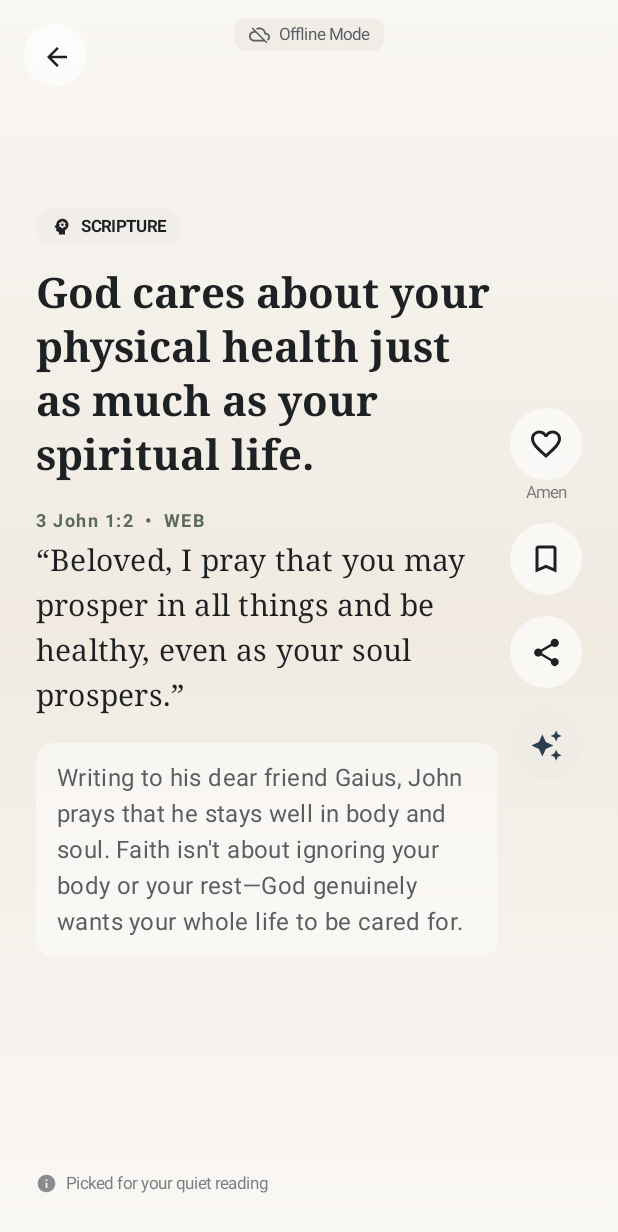
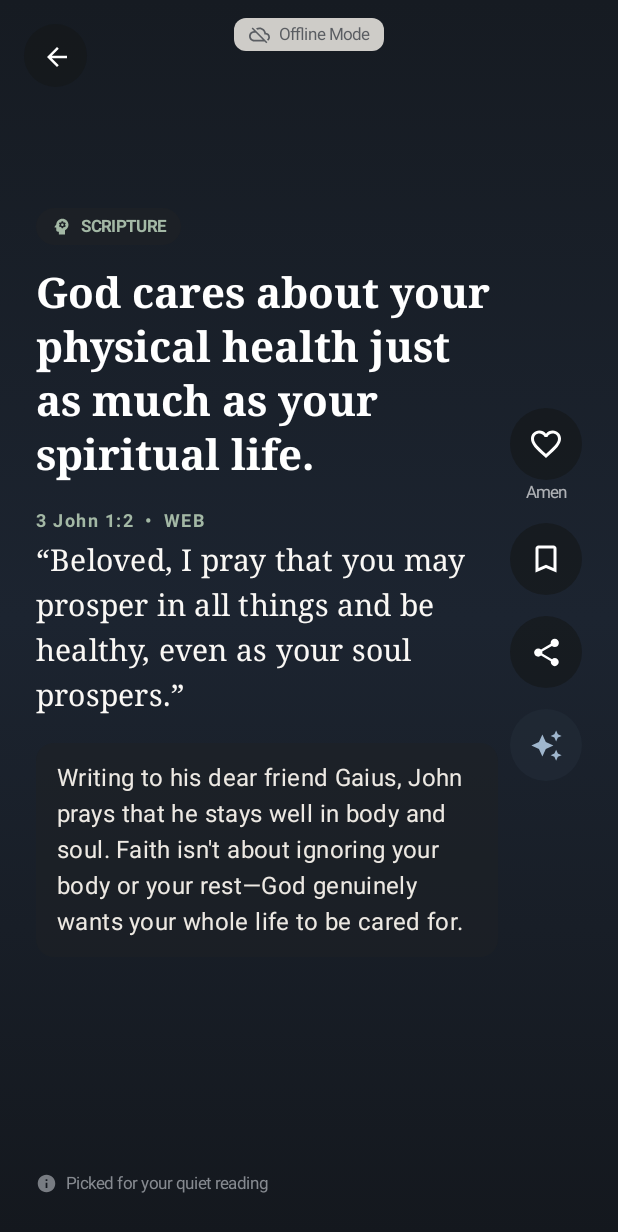
Before and after one commit to binkamvivek/HolyThing, an Android app built with Jetpack Compose: the screen it shows after launch (MainActivity), after a tap on "Tap to read & scroll", on a phone screen of 412 x 824 dp. Shown: the top 1232 px of the screen. Run offline under Robolectric (Android 15) with nearby library versions, the phone set to English and light mode, and no system bars; our stand-ins replace Dagger/Hilt's generated code, Room's generated code; 1 statement that could not run was skipped; 1 other tap on this screen came first.

Commit message:
feat: Refactor color handling for dark gradient cards and enhance UI components with new CardColors

```diff
--- a/app/src/main/java/com/holything/app/ui/navigation/HolyThingNavHost.kt
+++ b/app/src/main/java/com/holything/app/ui/navigation/HolyThingNavHost.kt
@@ -80,7 +80,11 @@ fun HolyThingNavHost(
         NavHost(
             navController = navController,
             startDestination = Screen.Home.route,
-            modifier = Modifier.padding(innerPadding)
+            modifier = if (currentRoute == Screen.FeedPager.route) {
+                Modifier
+            } else {
+                Modifier.padding(innerPadding)
+            }
         ) {
             composable(Screen.Home.route) {
                 HomeScreen(
--- a/app/src/main/java/com/holything/app/ui/screens/feed/FeedScreen.kt
+++ b/app/src/main/java/com/holything/app/ui/screens/feed/FeedScreen.kt
@@ -1,15 +1,19 @@
 package com.holything.app.ui.screens.feed
 
+import android.app.Activity
 import android.content.Intent
 import androidx.compose.foundation.background
 import androidx.compose.foundation.layout.Arrangement
 import androidx.compose.foundation.layout.Box
 import androidx.compose.foundation.layout.Column
 import androidx.compose.foundation.layout.Spacer
+import androidx.compose.foundation.layout.WindowInsets
 import androidx.compose.foundation.layout.fillMaxSize
 import androidx.compose.foundation.layout.height
+import androidx.compose.foundation.layout.navigationBarsPadding
 import androidx.compose.foundation.layout.padding
 import androidx.compose.foundation.layout.size
+import androidx.compose.foundation.layout.statusBarsPadding
 import androidx.compose.foundation.pager.PagerDefaults
 import androidx.compose.foundation.pager.VerticalPager
 import androidx.compose.foundation.pager.rememberPagerState
@@ -28,6 +32,7 @@ import androidx.compose.material3.SnackbarHostState
 import androidx.compose.material3.Surface
 import androidx.compose.material3.Text
 import androidx.compose.runtime.Composable
+import androidx.compose.runtime.DisposableEffect
 import androidx.compose.runtime.LaunchedEffect
 import androidx.compose.runtime.collectAsState
 import androidx.compose.runtime.getValue
@@ -37,10 +42,13 @@ import androidx.compose.runtime.setValue
 import androidx.compose.runtime.snapshotFlow
 import androidx.compose.ui.Alignment
 import androidx.compose.ui.Modifier
+import androidx.compose.ui.graphics.Color
 import androidx.compose.ui.platform.LocalContext
+import androidx.compose.ui.platform.LocalView
 import androidx.compose.ui.text.style.TextAlign
 import androidx.compose.ui.unit.dp
 import androidx.compose.runtime.rememberCoroutineScope
+import androidx.core.view.WindowCompat
 import kotlinx.coroutines.launch
 import com.holything.app.ui.screens.feed.components.PauseCardView
 import com.holything.app.ui.screens.feed.components.ShareVerseSheet
@@ -49,6 +57,7 @@ import com.holything.app.ui.screens.feed.components.MoodRecheckDialog
 import com.holything.app.ui.screens.feed.components.ReflectBottomSheet
 import com.holything.app.ui.screens.feed.components.SupportBanner
 import com.holything.app.ui.screens.feed.components.WhyThisCardDialog
+import com.holything.app.ui.theme.CardColors
 
 @Composable
 fun FeedScreen(
@@ -72,14 +81,41 @@ fun FeedScreen(
         }
     }
 
+    val view = LocalView.current
+    DisposableEffect(view) {
+        val window = (view.context as? Activity)?.window
+        if (window != null) {
+            val insetsController = WindowCompat.getInsetsController(window, view)
+            val originalStatusBarLight = insetsController.isAppearanceLightStatusBars
+            val originalNavBarLight = insetsController.isAppearanceLightNavigationBars
+
+            // Full-screen card view: status bar and navigation bar icons must be light on dark gradients
+            insetsController.isAppearanceLightStatusBars = false
+            insetsController.isAppearanceLightNavigationBars = false
+
+            onDispose {
+                insetsController.isAppearanceLightStatusBars = originalStatusBarLight
+                insetsController.isAppearanceLightNavigationBars = originalNavBarLight
+            }
+        } else {
+            onDispose {}
+        }
+    }
+
     Scaffold(
-        snackbarHost = { SnackbarHost(snackbarHostState) }
-    ) { innerPadding ->
+        snackbarHost = {
+            SnackbarHost(
+                hostState = snackbarHostState,
+                modifier = Modifier.navigationBarsPadding()
+            )
+        },
+        containerColor = Color.Transparent,
+        contentWindowInsets = WindowInsets(0, 0, 0, 0)
+    ) { _ ->
         Box(
             modifier = Modifier
                 .fillMaxSize()
-                .padding(innerPadding)
-                .background(MaterialTheme.colorScheme.background)
+                .background(Color(0xFF131517))
         ) {
             when {
                 // 1. Loading State
@@ -243,6 +279,7 @@ fun FeedScreen(
                     onDismiss = { viewModel.dismissSupportBanner() },
                     modifier = Modifier
                         .align(Alignment.TopCenter)
+                        .statusBarsPadding()
                         .padding(top = if (uiState.isOffline) 40.dp else 12.dp)
                 )
             }
@@ -251,8 +288,9 @@ fun FeedScreen(
             if (onBack != null) {
                 Surface(
                     shape = CircleShape,
-                    color = MaterialTheme.colorScheme.surface.copy(alpha = 0.65f),
+                    color = CardColors.backButtonBackground,
                     modifier = Modifier
+                        .statusBarsPadding()
                         .padding(start = 16.dp, top = 16.dp)
                         .size(42.dp)
                         .align(Alignment.TopStart)
@@ -261,7 +299,7 @@ fun FeedScreen(
                         Icon(
                             imageVector = Icons.AutoMirrored.Filled.ArrowBack,
                             contentDescription = "Back to Home",
-                            tint = MaterialTheme.colorScheme.onSurface,
+                            tint = CardColors.backButtonIcon,
                             modifier = Modifier.size(20.dp)
                         )
                     }
--- a/app/src/main/java/com/holything/app/ui/screens/feed/components/CardActionButtons.kt
+++ b/app/src/main/java/com/holything/app/ui/screens/feed/components/CardActionButtons.kt
@@ -31,6 +31,7 @@ import androidx.compose.ui.graphics.Color
 import androidx.compose.ui.text.style.TextAlign
 import androidx.compose.ui.unit.dp
 import androidx.compose.ui.unit.sp
+import com.holything.app.ui.theme.CardColors
 
 @Composable
 fun CardActionButtons(
@@ -51,12 +52,12 @@ fun CardActionButtons(
     )
 
     val heartColor by animateColorAsState(
-        targetValue = if (isAmened) Color(0xFFE53935) else MaterialTheme.colorScheme.onSurface,
+        targetValue = if (isAmened) Color(0xFFE53935) else CardColors.actionButtonIcon,
         label = "heartColor"
     )
 
     val bookmarkColor by animateColorAsState(
-        targetValue = if (isSaved) Color(0xFFF57F17) else MaterialTheme.colorScheme.onSurface,
+        targetValue = if (isSaved) Color(0xFFF57F17) else CardColors.actionButtonIcon,
         label = "bookmarkColor"
     )
 
@@ -73,7 +74,7 @@ fun CardActionButtons(
                 onClick = onAmenToggle,
                 modifier = Modifier
                     .size(48.dp)
-                    .background(MaterialTheme.colorScheme.surface.copy(alpha = 0.65f), CircleShape)
+                    .background(CardColors.actionButtonBackground, CircleShape)
             ) {
                 Icon(
                     imageVector = if (isAmened) Icons.Filled.Favorite else Icons.Filled.FavoriteBorder,
@@ -88,7 +89,7 @@ fun CardActionButtons(
             Text(
                 text = "Amen",
                 style = MaterialTheme.typography.labelSmall.copy(fontSize = 11.sp),
-                color = if (isAmened) MaterialTheme.colorScheme.onSurface else MaterialTheme.colorScheme.onSurface.copy(alpha = 0.6f),
+                color = if (isAmened) CardColors.actionButtonIcon else CardColors.actionButtonIcon.copy(alpha = 0.65f),
                 textAlign = TextAlign.Center
             )
         }
@@ -98,7 +99,7 @@ fun CardActionButtons(
             onClick = onSaveToggle,
             modifier = Modifier
                 .size(48.dp)
-                .background(MaterialTheme.colorScheme.surface.copy(alpha = 0.65f), CircleShape)
+                .background(CardColors.actionButtonBackground, CircleShape)
         ) {
             Icon(
                 imageVector = if (isSaved) Icons.Filled.Bookmark else Icons.Filled.BookmarkBorder,
@@ -113,12 +114,12 @@ fun CardActionButtons(
             onClick = onShare,
             modifier = Modifier
                 .size(48.dp)
-                .background(MaterialTheme.colorScheme.surface.copy(alpha = 0.65f), CircleShape)
+                .background(CardColors.actionButtonBackground, CircleShape)
         ) {
             Icon(
                 imageVector = Icons.Filled.Share,
                 contentDescription = "Share Scripture",
-                tint = MaterialTheme.colorScheme.onSurface,
+                tint = CardColors.actionButtonIcon,
                 modifier = Modifier.size(22.dp)
             )
         }
@@ -128,12 +129,12 @@ fun CardActionButtons(
             onClick = onReflect,
             modifier = Modifier
                 .size(48.dp)
-                .background(MaterialTheme.colorScheme.primaryContainer.copy(alpha = 0.85f), CircleShape)
+                .background(CardColors.reflectButtonBackground, CircleShape)
         ) {
             Icon(
                 imageVector = Icons.Filled.AutoAwesome,
                 contentDescription = "Pause and Reflect",
-                tint = MaterialTheme.colorScheme.primary,
+                tint = CardColors.reflectButtonIcon,
                 modifier = Modifier.size(22.dp)
             )
         }
--- a/app/src/main/java/com/holything/app/ui/screens/feed/components/CardBackgroundGradients.kt
+++ b/app/src/main/java/com/holything/app/ui/screens/feed/components/CardBackgroundGradients.kt
@@ -5,23 +5,14 @@ import androidx.compose.ui.graphics.Color
 
 object CardBackgroundGradients {
 
-    fun getGradient(tone: String, isDark: Boolean): Brush {
-        val colors = if (isDark) {
-            when (tone.lowercase()) {
-                "comforting" -> listOf(Color(0xFF161B22), Color(0xFF1C2430), Color(0xFF14181E))
-                "inspiring" -> listOf(Color(0xFF1C1A17), Color(0xFF2B251E), Color(0xFF161514))
-                "historical" -> listOf(Color(0xFF171A1B), Color(0xFF1D2628), Color(0xFF121415))
-                "challenging" -> listOf(Color(0xFF1D1719), Color(0xFF281E21), Color(0xFF161314))
-                else -> listOf(Color(0xFF131517), Color(0xFF1E2226), Color(0xFF121415))
-            }
-        } else {
-            when (tone.lowercase()) {
-                "comforting" -> listOf(Color(0xFFF9F7F4), Color(0xFFF0EAE1), Color(0xFFFAF8F5))
-                "inspiring" -> listOf(Color(0xFFFAF7F0), Color(0xFFF5EEDC), Color(0xFFFAF8F5))
-                "historical" -> listOf(Color(0xFFF4F7F8), Color(0xFFE8EEF1), Color(0xFFFAFBFB))
-                "challenging" -> listOf(Color(0xFFF9F4F4), Color(0xFFEFE6E6), Color(0xFFFBF8F8))
-                else -> listOf(Color(0xFFFAF8F5), Color(0xFFEFECE6), Color(0xFFFAF8F5))
-            }
+    fun getGradient(tone: String, isDark: Boolean = true): Brush {
+        // Card backgrounds are always dark gradients in both light and dark theme
+        val colors = when (tone.lowercase()) {
+            "comforting" -> listOf(Color(0xFF161B22), Color(0xFF1C2430), Color(0xFF14181E))
+            "inspiring" -> listOf(Color(0xFF1C1A17), Color(0xFF2B251E), Color(0xFF161514))
+            "historical" -> listOf(Color(0xFF171A1B), Color(0xFF1D2628), Color(0xFF121415))
+            "challenging" -> listOf(Color(0xFF1D1719), Color(0xFF281E21), Color(0xFF161314))
+            else -> listOf(Color(0xFF131517), Color(0xFF1E2226), Color(0xFF121415))
         }
         return Brush.verticalGradient(colors)
     }
--- a/app/src/main/java/com/holything/app/ui/screens/feed/components/FeedCardView.kt
+++ b/app/src/main/java/com/holything/app/ui/screens/feed/components/FeedCardView.kt
@@ -47,6 +47,7 @@ import androidx.compose.ui.text.font.FontWeight
 import androidx.compose.ui.unit.dp
 import androidx.compose.ui.unit.sp
 import com.holything.app.domain.model.FeedCardItem
+import com.holything.app.ui.theme.CardColors
 import kotlinx.coroutines.delay
 
 @Composable
@@ -149,7 +150,7 @@ fun FeedCardView(
             Text(
                 text = card.hook,
                 style = MaterialTheme.typography.displayMedium,
-                color = MaterialTheme.colorScheme.onBackground,
+                color = CardColors.hook,
                 modifier = Modifier.semantics { traversalIndex = 1f }
             )
 
@@ -167,7 +168,7 @@ fun FeedCardView(
                         fontWeight = FontWeight.Bold,
                         letterSpacing = 1.sp
                     ),
-                    color = MaterialTheme.colorScheme.secondary
+                    color = CardColors.reference
                 )
 
                 Spacer(modifier = Modifier.height(8.dp))
@@ -175,7 +176,7 @@ fun FeedCardView(
                 Text(
                     text = "“${card.verseText}”",
                     style = MaterialTheme.typography.headlineMedium,
-                    color = MaterialTheme.colorScheme.onBackground
+                    color = CardColors.verse
                 )
             }
 
@@ -185,7 +186,7 @@ fun FeedCardView(
             if (card.insight.isNotBlank()) {
                 Surface(
                     shape = RoundedCornerShape(12.dp),
-                    color = MaterialTheme.colorScheme.surface.copy(alpha = 0.5f),
+                    color = CardColors.insightBackground,
                     tonalElevation = 1.dp,
                     modifier = Modifier
                         .fillMaxWidth()
@@ -195,7 +196,7 @@ fun FeedCardView(
                     Text(
                         text = card.insight,
                         style = MaterialTheme.typography.bodyLarge,
-                        color = MaterialTheme.colorScheme.onSurfaceVariant,
+                        color = CardColors.insight,
                         modifier = Modifier.padding(14.dp)
                     )
                 }
@@ -229,14 +230,14 @@ fun FeedCardView(
             Icon(
                 imageVector = Icons.Filled.Info,
                 contentDescription = null,
-                tint = MaterialTheme.colorScheme.onSurfaceVariant.copy(alpha = 0.7f),
+                tint = CardColors.recommendationReason.copy(alpha = 0.7f),
                 modifier = Modifier.size(14.dp)
             )
             Spacer(modifier = Modifier.width(6.dp))
             Text(
                 text = item.recommendationReason,
                 style = MaterialTheme.typography.labelSmall,
-                color = MaterialTheme.colorScheme.onSurfaceVariant.copy(alpha = 0.8f)
+                color = CardColors.recommendationReason.copy(alpha = 0.8f)
             )
         }
     }
@@ -267,7 +268,7 @@ private fun CardFormatBadge(
 
     Surface(
         shape = RoundedCornerShape(16.dp),
-        color = MaterialTheme.colorScheme.secondaryContainer.copy(alpha = 0.6f),
+        color = CardColors.badgeBackground,
         tonalElevation = 0.dp
     ) {
         Row(
@@ -277,14 +278,14 @@ private fun CardFormatBadge(
             Icon(
                 imageVector = icon,
                 contentDescription = null,
-                tint = MaterialTheme.colorScheme.onSecondaryContainer,
+                tint = CardColors.reference,
                 modifier = Modifier.size(14.dp)
             )
             Spacer(modifier = Modifier.width(6.dp))
             Text(
                 text = label,
                 style = MaterialTheme.typography.labelSmall.copy(fontWeight = FontWeight.Bold),
-                color = MaterialTheme.colorScheme.onSecondaryContainer
+                color = CardColors.reference
             )
         }
     }
--- a/app/src/main/java/com/holything/app/ui/screens/feed/components/PauseCardView.kt
+++ b/app/src/main/java/com/holything/app/ui/screens/feed/components/PauseCardView.kt
@@ -31,6 +31,7 @@ import androidx.compose.ui.text.font.FontWeight
 import androidx.compose.ui.text.style.TextAlign
 import androidx.compose.ui.unit.dp
 import androidx.compose.ui.unit.sp
+import com.holything.app.ui.theme.CardColors
 
 @Composable
 fun PauseCardView(
@@ -41,9 +42,9 @@ fun PauseCardView(
 ) {
     val backgroundBrush = Brush.verticalGradient(
         colors = listOf(
-            MaterialTheme.colorScheme.surfaceVariant.copy(alpha = 0.5f),
-            MaterialTheme.colorScheme.background,
-            MaterialTheme.colorScheme.surfaceVariant.copy(alpha = 0.35f)
+            Color(0xFF161B22),
+            Color(0xFF131517),
+            Color(0xFF14181E)
         )
     )
 
@@ -61,14 +62,14 @@ fun PauseCardView(
         ) {
             Surface(
                 shape = CircleShape,
-                color = MaterialTheme.colorScheme.primaryContainer.copy(alpha = 0.7f),
+                color = CardColors.badgeBackground,
                 modifier = Modifier.size(72.dp)
             ) {
                 Box(contentAlignment = Alignment.Center) {
                     Icon(
                         imageVector = Icons.Default.Spa,
                         contentDescription = "Pause and reflect",
-                        tint = MaterialTheme.colorScheme.onPrimaryContainer,
+                        tint = CardColors.reference,
                         modifier = Modifier.size(36.dp)
                     )
                 }
@@ -82,7 +83,7 @@ fun PauseCardView(
                     fontFamily = FontFamily.Serif,
                     fontWeight = FontWeight.Medium
                 ),
-                color = MaterialTheme.colorScheme.onBackground,
+                color = CardColors.hook,
                 textAlign = TextAlign.Center
             )
 
@@ -91,7 +92,7 @@ fun PauseCardView(
             Text(
                 text = "Want to pause and pray on one?",
                 style = MaterialTheme.typography.bodyLarge,
-                color = MaterialTheme.colorScheme.onSurfaceVariant,
+                color = CardColors.insight,
                 textAlign = TextAlign.Center,
                 lineHeight = 24.sp
             )
@@ -103,8 +104,8 @@ fun PauseCardView(
                 onClick = onReflect,
                 shape = RoundedCornerShape(24.dp),
                 colors = ButtonDefaults.buttonColors(
-                    containerColor = MaterialTheme.colorScheme.primary,
-                    contentColor = MaterialTheme.colorScheme.onPrimary
+                    containerColor = CardColors.pillBackground,
+                    contentColor = CardColors.pillText
                 ),
                 modifier = Modifier
                     .fillMaxWidth()
@@ -122,6 +123,9 @@ fun PauseCardView(
             OutlinedButton(
                 onClick = onKeepGoing,
                 shape = RoundedCornerShape(24.dp),
+                colors = ButtonDefaults.outlinedButtonColors(
+                    contentColor = CardColors.verse
+                ),
                 modifier = Modifier
                     .fillMaxWidth()
                     .height(52.dp)
@@ -129,7 +133,7 @@ fun PauseCardView(
                 Text(
                     text = "Keep going",
                     style = MaterialTheme.typography.bodyLarge.copy(fontWeight = FontWeight.Medium),
-                    color = MaterialTheme.colorScheme.onSurface
+                    color = CardColors.verse
                 )
             }
         }
--- a/app/src/main/java/com/holything/app/ui/screens/home/HomeScreen.kt
+++ b/app/src/main/java/com/holything/app/ui/screens/home/HomeScreen.kt
@@ -57,6 +57,7 @@ import androidx.compose.ui.unit.sp
 import com.holything.app.domain.model.Card
 import com.holything.app.ui.screens.feed.FeedViewModel
 import com.holything.app.ui.screens.feed.components.CardBackgroundGradients
+import com.holything.app.ui.theme.CardColors
 
 @OptIn(ExperimentalLayoutApi::class, ExperimentalMaterial3Api::class)
 @Composable
@@ -208,12 +209,12 @@ fun HomeScreen(
                                 ) {
                                     Surface(
                                         shape = RoundedCornerShape(12.dp),
-                                        color = MaterialTheme.colorScheme.surface.copy(alpha = 0.7f)
+                                        color = CardColors.badgeBackground
                                     ) {
                                         Text(
                                             text = "${card.verseRef} (${card.translation})",
                                             style = MaterialTheme.typography.labelMedium.copy(fontWeight = FontWeight.SemiBold),
-                                            color = MaterialTheme.colorScheme.primary,
+                                            color = CardColors.reference,
                                             modifier = Modifier.padding(horizontal = 10.dp, vertical = 4.dp)
                                         )
                                     }
@@ -226,7 +227,7 @@ fun HomeScreen(
                                             Icon(
                                                 imageVector = Icons.Default.Refresh,
                                                 contentDescription = "Change passage",
-                                                tint = MaterialTheme.colorScheme.primary.copy(alpha = 0.75f),
+                                                tint = CardColors.reference.copy(alpha = 0.85f),
                                                 modifier = Modifier.size(18.dp)
                                             )
                                         }
@@ -234,7 +235,7 @@ fun HomeScreen(
                                         Icon(
                                             imageVector = Icons.Default.Spa,
                                             contentDescription = null,
-                                            tint = MaterialTheme.colorScheme.primary.copy(alpha = 0.8f),
+                                            tint = CardColors.reference.copy(alpha = 0.85f),
                                             modifier = Modifier.size(20.dp)
                                         )
                                     }
@@ -247,7 +248,7 @@ fun HomeScreen(
                                         style = MaterialTheme.typography.headlineMedium.copy(
                                             fontWeight = FontWeight.Bold
                                         ),
-                                        color = MaterialTheme.colorScheme.onBackground,
+                                        color = CardColors.hook,
                                         maxLines = 3,
                                         overflow = TextOverflow.Ellipsis
                                     )
@@ -259,7 +260,7 @@ fun HomeScreen(
                                         style = MaterialTheme.typography.bodyMedium.copy(
                                             fontFamily = FontFamily.Serif
                                         ),
-                                        color = MaterialTheme.colorScheme.onSurfaceVariant,
+                                        color = CardColors.verse,
                                         maxLines = 3,
                                         overflow = TextOverflow.Ellipsis,
                                         lineHeight = 20.sp
@@ -269,7 +270,7 @@ fun HomeScreen(
                                 // Bottom Invitation Pill
                                 Surface(
                                     shape = RoundedCornerShape(20.dp),
-                                    color = MaterialTheme.colorScheme.primary,
+                                    color = CardColors.pillBackground,
                                     modifier = Modifier
                                         .fillMaxWidth()
                                         .clickable {
@@ -285,13 +286,13 @@ fun HomeScreen(
                                         Text(
                                             text = "Tap to read & scroll",
                                             style = MaterialTheme.typography.labelLarge.copy(fontWeight = FontWeight.Bold),
-                                            color = MaterialTheme.colorScheme.onPrimary
+                                            color = CardColors.pillText
                                         )
                                         Spacer(modifier = Modifier.width(6.dp))
                                         Icon(
                                             imageVector = Icons.Default.North,
                                             contentDescription = null,
-                                            tint = MaterialTheme.colorScheme.onPrimary,
+                                            tint = CardColors.pillText,
                                             modifier = Modifier.size(16.dp)
                                         )
                                     }
--- a/app/src/main/java/com/holything/app/ui/theme/Color.kt
+++ b/app/src/main/java/com/holything/app/ui/theme/Color.kt
@@ -23,3 +23,22 @@ val SurfaceNightDark = Color(0xFF1B1E21)
 val SurfaceVariantDark = Color(0xFF262A2E)
 val TextCreamDark = Color(0xFFEDE9E3)
 val TextMutedDark = Color(0xFFA2A6AC)
+
+// Fixed card colors for dark gradient cards in BOTH light and dark theme
+object CardColors {
+    val hook = Color(0xFFFFFFFF)
+    val verse = Color(0xFFFAF8F5)
+    val reference = Color(0xFFA3B8A5) // Soft sage accent
+    val insight = Color(0xFFEDE9E3)
+    val insightBackground = Color(0xFF1E2226).copy(alpha = 0.55f)
+    val recommendationReason = Color(0xFFA2A6AC) // "Selected for you" label
+    val badgeBackground = Color(0xFF1E2226).copy(alpha = 0.7f)
+    val actionButtonBackground = Color(0xFF14171A).copy(alpha = 0.65f) // Dark translucent circle
+    val actionButtonIcon = Color(0xFFFFFFFF)
+    val reflectButtonBackground = Color(0xFF202A36).copy(alpha = 0.75f)
+    val reflectButtonIcon = Color(0xFF9FB6CD)
+    val backButtonBackground = Color(0xFF14171A).copy(alpha = 0.65f)
+    val backButtonIcon = Color(0xFFFFFFFF)
+    val pillBackground = Color(0xFF9FB6CD)
+    val pillText = Color(0xFF131517)
+}
```
